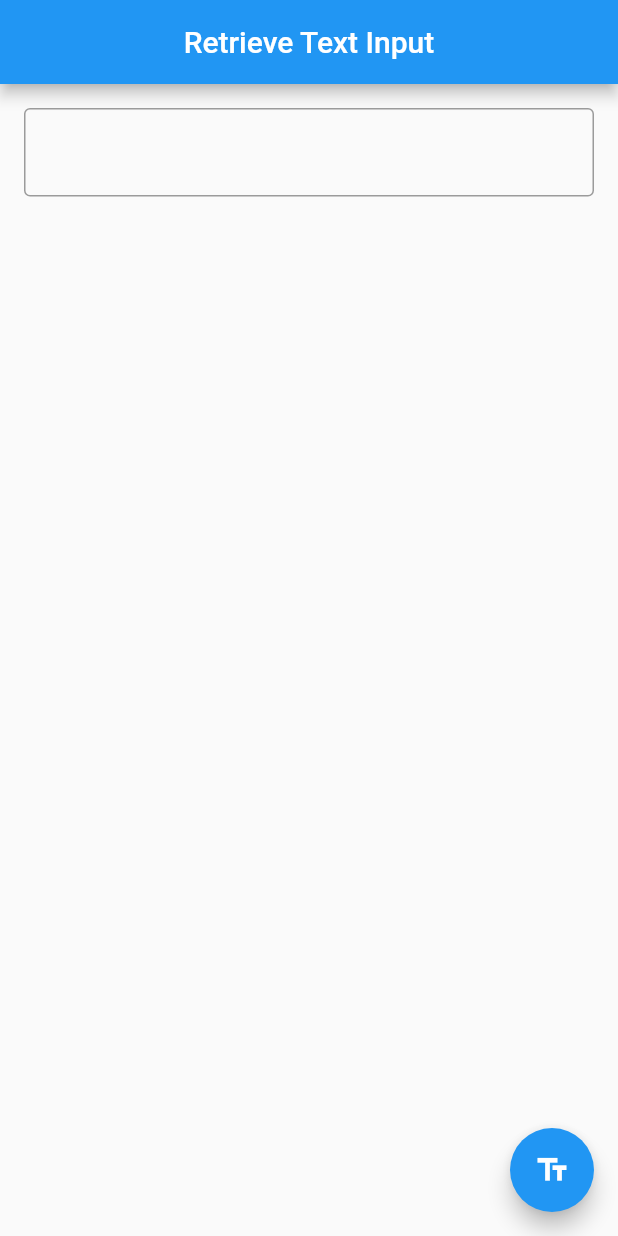
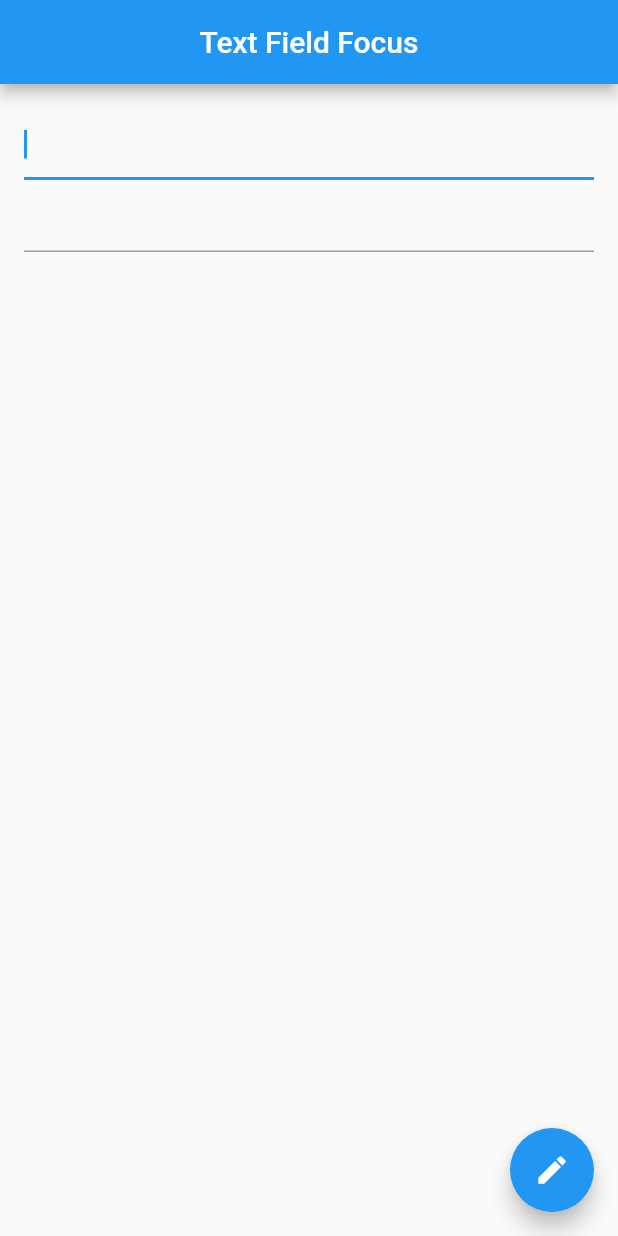
Before and after one commit to MarcosOtake/Flutter-CookBook, a Flutter app: the screen it shows after launch, on a phone screen of 412 x 824 dp. Run offline on Flutter 3.47's test engine with Material 2 defaults, Android fonts, the phone set to English and light mode, and no system bars.

Commit message:
text field focus

```diff
--- /dev/null
+++ b/lib/cookbook/TextFieldFocus.dart
@@ -0,0 +1,63 @@
+import 'package:flutter/material.dart';
+
+// Define a custom Form widget.
+class ExFocusFieldText extends StatefulWidget {
+  @override
+  _ExFocusFieldTextState createState() => _ExFocusFieldTextState();
+}
+
+// Define a corresponding State class.
+// This class holds data related to the form.
+class _ExFocusFieldTextState extends State<ExFocusFieldText> {
+  // Define the focus node. To manage the lifecycle, create the FocusNode in
+  // the initState method, and clean it up in the dispose method.
+  FocusNode myFocusNode;
+
+  @override
+  void initState() {
+    super.initState();
+
+    myFocusNode = FocusNode();
+  }
+
+  @override
+  void dispose() {
+    // Clean up the focus node when the Form is disposed.
+    myFocusNode.dispose();
+
+    super.dispose();
+  }
+
+  @override
+  Widget build(BuildContext context) {
+    return Scaffold(
+      appBar: AppBar(
+        centerTitle: true,
+        title: Text('Text Field Focus'),
+      ),
+      body: Padding(
+        padding: const EdgeInsets.all(16.0),
+        child: Column(
+          children: [
+            // The first text field is focused on as soon as the app starts.
+            TextField(
+              autofocus: true,
+            ),
+            // The second text field is focused on when a user taps the
+            // FloatingActionButton.
+            TextField(
+              focusNode: myFocusNode,
+            ),
+          ],
+        ),
+      ),
+      floatingActionButton: FloatingActionButton(
+        // When the button is pressed,
+        // give focus to the text field using myFocusNode.
+        onPressed: () => myFocusNode.requestFocus(),
+        tooltip: 'Focus Second Text Field',
+        child: Icon(Icons.edit),
+      ), // This trailing comma makes auto-formatting nicer for build methods.
+    );
+  }
+}
--- a/lib/main.dart
+++ b/lib/main.dart
@@ -1,5 +1,6 @@
 import 'package:flutter/material.dart';
-import 'package:flutter_cookbook/cookbook/TextEditingRetrieve.dart';
+import 'package:flutter_cookbook/cookbook/TextFieldFocus.dart';
+//import 'package:flutter_cookbook/cookbook/TextEditingRetrieve.dart';
 //import 'package:flutter_cookbook/FormValidation.dart';
 //import 'package:flutter_cookbook/cookbook/TabBarWork.dart';
 //import 'package:flutter_cookbook/cookbook/GridViewOrientation.dart';
@@ -14,6 +15,6 @@ void main() {
   runApp(
     MaterialApp(
       debugShowCheckedModeBanner: false,
-      home: TextEditingRetrieve(),
+      home: ExFocusFieldText(),
     ));
 }
```
